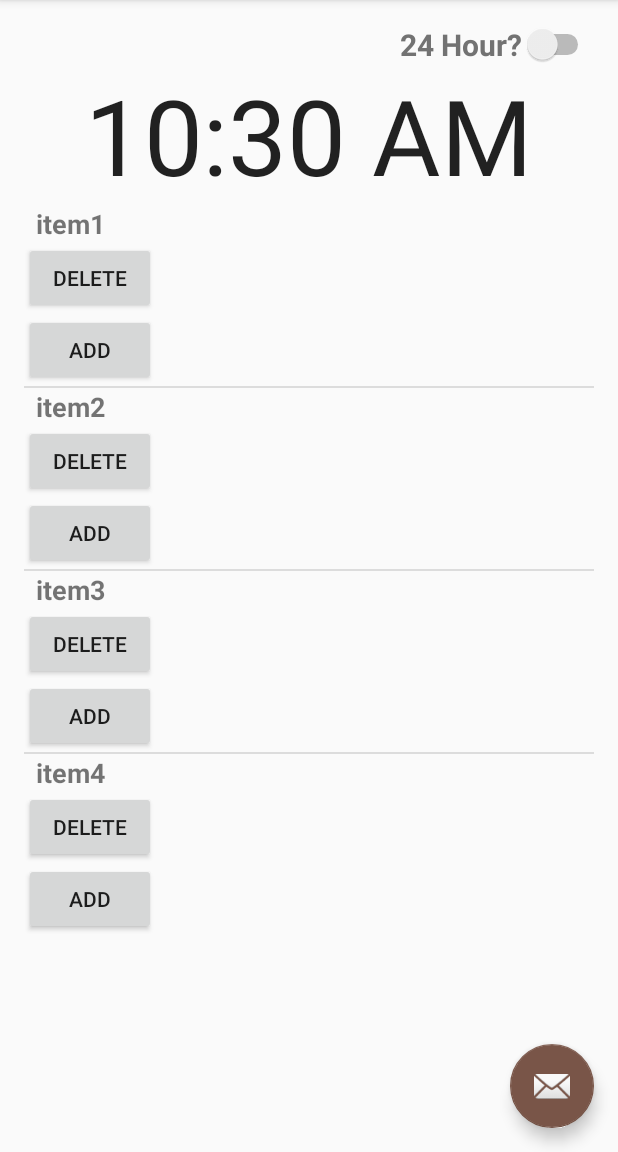
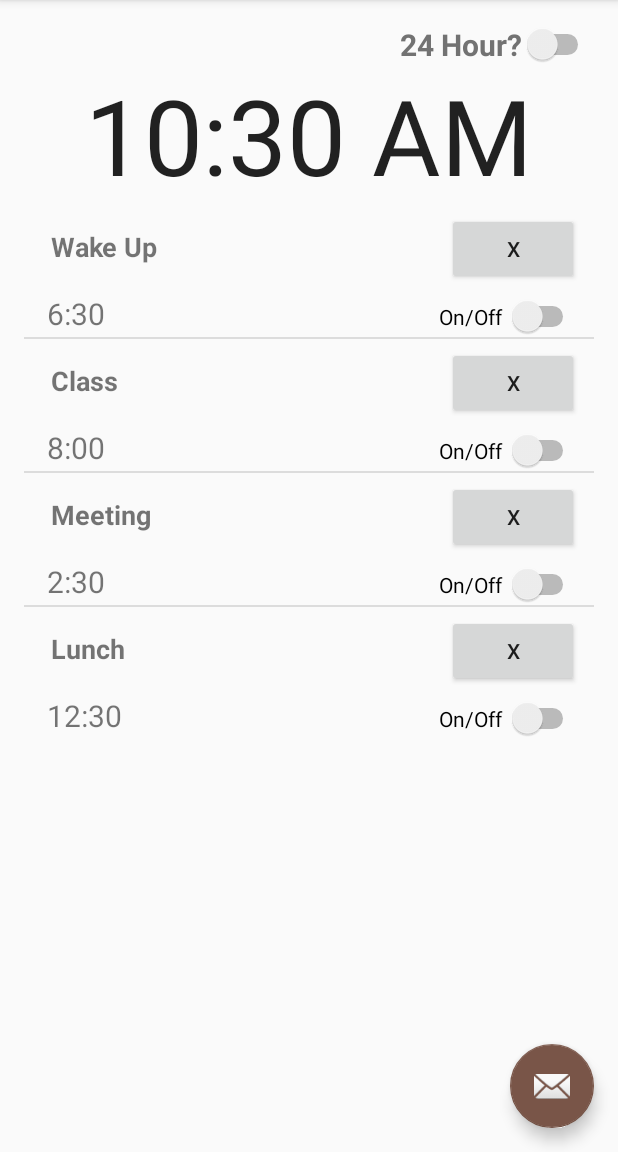
Before and after one commit to KevinDonkers/Time-Ticker-App, an Android app: the MainActivity screen opened directly, with no data from a screen before it, on a phone screen of 412 x 824 dp, the part 84-1236 px from its top. Run offline under Robolectric (Android 15) with nearby library versions, the phone set to English and light mode, and no system bars.

Commit message:
Added time array

```diff
--- a/app/src/main/java/ca/georgiancollege/time_ticker_app/MainActivity.java
+++ b/app/src/main/java/ca/georgiancollege/time_ticker_app/MainActivity.java
@@ -38,10 +38,16 @@ public class MainActivity extends AppCompatActivity {
 
         //generate list
         ArrayList<String> alarms = new ArrayList<String>();
-        alarms.add("item1");
-        alarms.add("item2");
-        alarms.add("item3");
-        alarms.add("item4");
+        alarms.add("Wake Up");
+        alarms.add("Class");
+        alarms.add("Meeting");
+        alarms.add("Lunch");
+
+        ArrayList<String> times = new ArrayList<String>();
+        times.add("6:30");
+        times.add("8:00");
+        times.add("2:30");
+        times.add("12:30");
 
         clockFormatSwitch = (Switch) findViewById(R.id.clockFormatSwitch);
         mainClock = (TextClock) findViewById(R.id.textClock);
@@ -50,7 +56,7 @@ public class MainActivity extends AppCompatActivity {
 
 
         //instantiate custom adapter
-        customAdapter adapter = new customAdapter(alarms, this);
+        customAdapter adapter = new customAdapter(alarms, times, this);
 
 
         alarmList.setAdapter(adapter);
--- a/app/src/main/java/ca/georgiancollege/time_ticker_app/customAdapter.java
+++ b/app/src/main/java/ca/georgiancollege/time_ticker_app/customAdapter.java
@@ -18,12 +18,14 @@ import java.util.ArrayList;
 public class customAdapter extends BaseAdapter implements ListAdapter {
 
     private ArrayList<String> list = new ArrayList<String>();
+    private ArrayList<String> time = new ArrayList<String>();
     private Context context;
 
 
 
-    public customAdapter(ArrayList<String> list, Context context) {
+    public customAdapter(ArrayList<String> list, ArrayList<String> time, Context context) {
         this.list = list;
+        this.time = time;
         this.context = context;
     }
 
@@ -53,29 +55,26 @@ public class customAdapter extends BaseAdapter implements ListAdapter {
         }
 
         //Handle TextView and display string from your list
-        TextView listItemText = (TextView)view.findViewById(R.id.list_item_string);
+        TextView listItemText = (TextView)view.findViewById(R.id.alarmNameTextView);
         listItemText.setText(list.get(position));
+        TextView timeItemText = (TextView)view.findViewById(R.id.alarmTimeTextView);
+        timeItemText.setText(time.get(position));
 
         //Handle buttons and add onClickListeners
         Button deleteBtn = (Button)view.findViewById(R.id.delete_btn);
-        Button addBtn = (Button)view.findViewById(R.id.add_btn);
+
 
         deleteBtn.setOnClickListener(new View.OnClickListener(){
             @Override
             public void onClick(View v) {
                 //do something
                 list.remove(position); //or some other task
-                notifyDataSetChanged();
-            }
-        });
-        addBtn.setOnClickListener(new View.OnClickListener(){
-            @Override
-            public void onClick(View v) {
-                //do something
+                time.remove(position); //or some other task
                 notifyDataSetChanged();
             }
         });
 
+
         return view;
     }
 }
--- a/app/src/main/res/layout/alarm_list_item.xml
+++ b/app/src/main/res/layout/alarm_list_item.xml
@@ -3,15 +3,28 @@
     android:orientation="vertical" android:layout_width="match_parent"
     android:layout_height="match_parent">
 
+    <GridLayout
+        android:layout_width="fill_parent"
+        android:layout_height="match_parent"
+        android:columnCount="3"
+        android:rowCount="2">
+
         <TextView
-        android:id="@+id/list_item_string"
+            android:id="@+id/alarmNameTextView"
             android:layout_width="wrap_content"
             android:layout_height="wrap_content"
             android:layout_centerVertical="true"
             android:layout_alignParentLeft="true"
             android:paddingLeft="8dp"
             android:textSize="18sp"
-        android:textStyle="bold" />
+            android:textStyle="bold"
+            android:text="t(&apos;-&apos; t)"
+            android:layout_row="0"
+            android:layout_column="1"
+            android:layout_gravity="fill_horizontal"
+            android:layout_marginLeft="10dp"
+            android:layout_marginRight="10dp"
+            android:layout_marginTop="5dp" />
 
         <Button
             android:id="@+id/delete_btn"
@@ -19,15 +32,41 @@
             android:layout_height="wrap_content"
             android:layout_alignParentRight="true"
             android:layout_centerVertical="true"
-        android:layout_marginRight="5dp"
-        android:text="Delete" />
+            android:layout_marginRight="10dp"
+            android:text="X"
+            android:layout_row="0"
+            android:layout_column="2"
+            android:layout_columnSpan="1"
+            android:layout_gravity="right"
+            android:layout_marginLeft="10dp"
+            android:layout_marginTop="5dp" />
 
-    <Button
-        android:id="@+id/add_btn"
+        <TextView
             android:layout_width="wrap_content"
             android:layout_height="wrap_content"
-        android:layout_toLeftOf="@id/delete_btn"
-        android:layout_centerVertical="true"
+            android:text="6:30"
+            android:id="@+id/alarmTimeTextView"
+            android:textSize="@dimen/alarmTitleHeight"
+            android:layout_row="1"
+            android:layout_column="1"
+            android:layout_gravity="fill_horizontal"
+            android:layout_marginLeft="15dp"
             android:layout_marginRight="10dp"
-        android:text="Add" />
+            android:layout_marginTop="5dp" />
+
+        <Switch
+            android:layout_width="wrap_content"
+            android:layout_height="wrap_content"
+            android:text="On/Off "
+            android:id="@+id/alarmActiveSwitch"
+            android:layout_row="1"
+            android:layout_column="2"
+            android:layout_gravity="right"
+            android:layout_columnSpan="1"
+            android:layout_marginLeft="10dp"
+            android:layout_marginRight="10dp"
+            android:layout_marginTop="5dp" />
+
+    </GridLayout>
+
 </LinearLayout>
```
Lines whose indentation alone changed are shown as unchanged.
